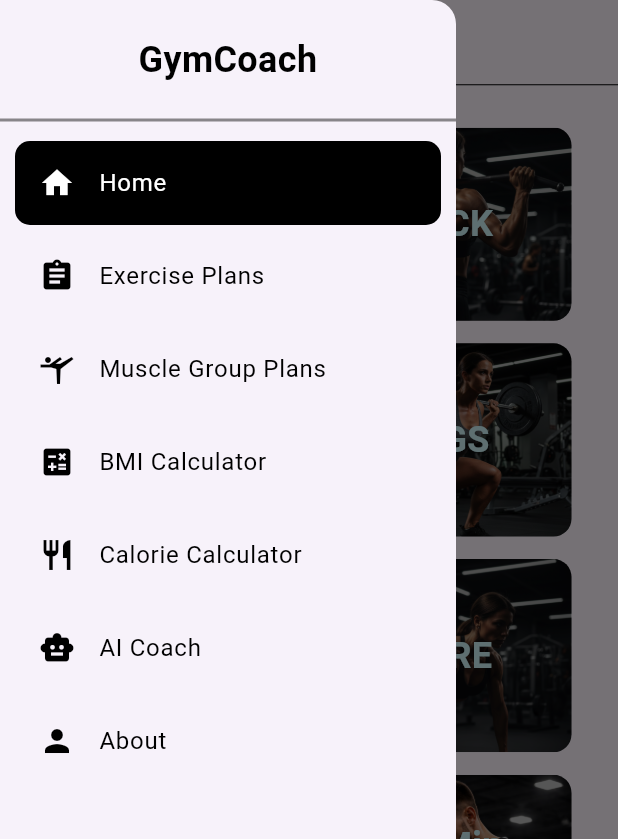
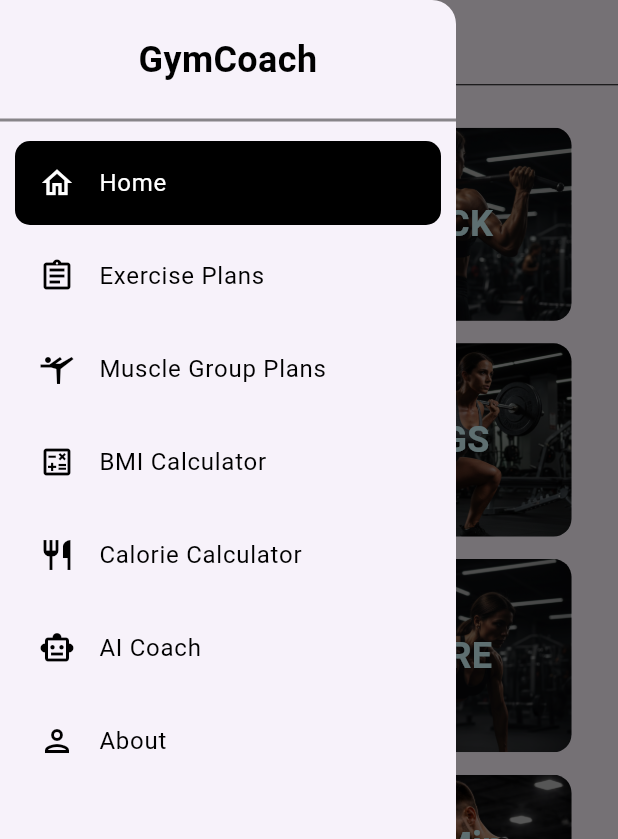
Before and after one commit to ShivamGlotra/workout_app, a Flutter app: the screen it shows after launch, with the side drawer open, on a phone screen of 412 x 824 dp. Shown: the top 839 px of the screen. Run offline on Flutter 3.47's test engine with Material 3 defaults, Android fonts, the phone set to English and light mode, and no system bars.

Commit message:
drawer icons chnaged to outlined

```diff
--- a/lib/widgets/drawer.dart
+++ b/lib/widgets/drawer.dart
@@ -6,13 +6,13 @@
   CustomDrawer({super.key, required this.onSelect});
 
   final List<Map<String, dynamic>> drawerButtons = [
-    {"title": "Home", "icon": Icons.home},
-    {"title": "Exercise Plans", "icon": Icons.assignment},
-    {"title": "Muscle Group Plans", "icon": Icons.sports_gymnastics},
-    {"title": "BMI Calculator", "icon": Icons.calculate},
-    {"title": "Calorie Calculator", "icon": Icons.restaurant},
-    {"title": "AI Coach", "icon": Icons.smart_toy},
-    {"title": "About", "icon": Icons.person},
+    {"title": "Home", "icon": Icons.home_outlined},
+    {"title": "Exercise Plans", "icon": Icons.assignment_outlined},
+    {"title": "Muscle Group Plans", "icon": Icons.sports_gymnastics_outlined},
+    {"title": "BMI Calculator", "icon": Icons.calculate_outlined},
+    {"title": "Calorie Calculator", "icon": Icons.restaurant_outlined},
+    {"title": "AI Coach", "icon": Icons.smart_toy_outlined},
+    {"title": "About", "icon": Icons.person_outlined},
   ];
 
   final int _selectedIndex = 0;
```
